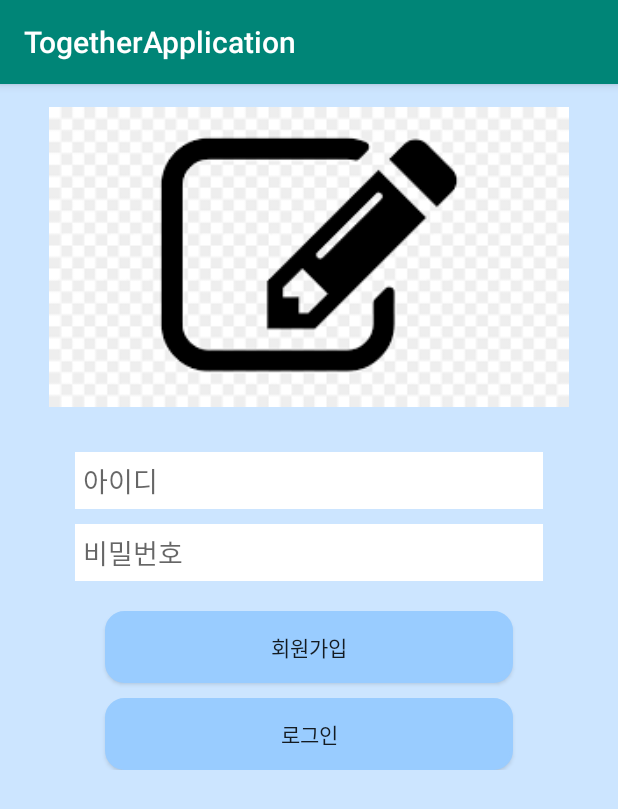
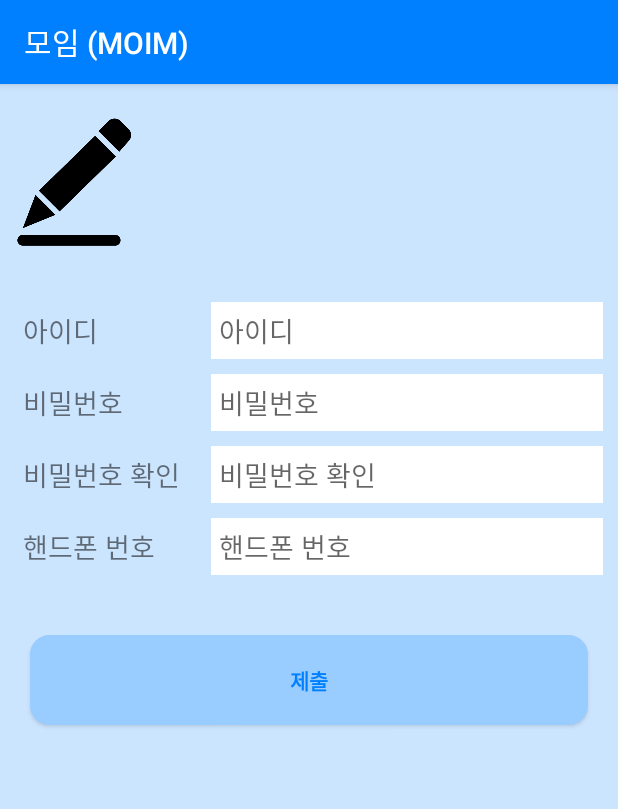
Before and after one commit to kimdog/openSW_app_2018, an Android app: the JoinActivity screen opened directly, with no data from a screen before it, on a phone screen of 412 x 824 dp. Shown: the top 809 px of the screen. Run offline under Robolectric (Android 15) with nearby library versions, the light colour scheme and no system bars.

Commit message:
first commit

```diff
--- a/app/src/main/java/com/together/kimdog91/myapplication/JoinActivity.java
+++ b/app/src/main/java/com/together/kimdog91/myapplication/JoinActivity.java
@@ -1,13 +1,68 @@
 package com.together.kimdog91.myapplication;
 
+import android.content.Context;
 import android.support.v7.app.AppCompatActivity;
 import android.os.Bundle;
+import android.view.Gravity;
+import android.view.View;
+import android.widget.Button;
+import android.widget.EditText;
+import android.widget.Toast;
 
 public class JoinActivity extends AppCompatActivity {
+
+    EditText idEditText;
+    EditText pwEditText;
+    EditText pwChkEditText;
+    EditText phoneEditText;
+
+    Button submitBtn;
 
     @Override
     protected void onCreate(Bundle savedInstanceState) {
         super.onCreate(savedInstanceState);
         setContentView(R.layout.activity_join);
+
+        idEditText = (EditText) findViewById(R.id.id);
+        pwEditText = (EditText) findViewById(R.id.pw);
+        pwChkEditText = (EditText) findViewById(R.id.pw_chk);
+        phoneEditText = (EditText) findViewById(R.id.phone);
+
+        submitBtn = (Button)findViewById(R.id.submitBtn);
+
+        final Context context = getApplicationContext();
+
+        submitBtn.setOnClickListener(new View.OnClickListener() {
+            @Override
+            public void onClick(View v) {
+                String id = idEditText.getText().toString();
+                String pw = pwEditText.getText().toString();
+                String pwChk = pwChkEditText.getText().toString();
+                String phone = phoneEditText.getText().toString();
+
+                if( id.isEmpty() || pw.isEmpty() || pwChk.isEmpty() || phone.isEmpty() ) {
+                    Toast toast = Toast.makeText(context, "빈칸을 모두 채워주세요", Toast.LENGTH_SHORT);
+                    toast.setGravity(Gravity.CENTER, 0, 0);
+                    toast.show();
+                }
+
+                if( !pw.equals(pwChk.toString())) {
+                    Toast toast = Toast.makeText(context, "비밀번호를 다시 한번 확인해주세요.", Toast.LENGTH_SHORT);
+                    toast.setGravity(Gravity.CENTER, 0, 0);
+                    toast.show();
+                }
+
+                String recieve = "Y";
+                if(recieve.equals("Y")) {
+                    Toast toast = Toast.makeText(context, "등록되었습니다.", Toast.LENGTH_SHORT);
+                    toast.setGravity(Gravity.CENTER, 0, 0);
+                    toast.show();
+
+                    // 액티비티 종료
+                    finish();
+                }
+
+            }
+        });
     }
 }
--- a/app/src/main/java/com/together/kimdog91/myapplication/MainActivity.java
+++ b/app/src/main/java/com/together/kimdog91/myapplication/MainActivity.java
@@ -26,7 +26,8 @@ public class MainActivity extends AppCompatActivity {
         joinBtn.setOnClickListener(new View.OnClickListener() {
             @Override
             public void onClick(View v) {
-
+                Intent intent = new Intent( MainActivity.this, JoinActivity.class);
+                startActivity(intent);
             }
         });
 
--- a/app/src/main/res/layout/activity_join.xml
+++ b/app/src/main/res/layout/activity_join.xml
@@ -9,17 +9,61 @@
 
     <ImageView
         android:layout_marginTop="15dp"
-        android:layout_width="match_parent"
-        android:layout_height="200dp"
+        android:padding="5dp"
+        android:layout_width="100dp"
+        android:layout_height="100dp"
         android:src="@mipmap/register_icon"/>
 
     <LinearLayout
-        android:layout_marginTop="30dp"
-        android:layout_marginHorizontal="50dp"
+        android:layout_marginVertical="30dp"
+        android:layout_marginHorizontal="10dp"
         android:layout_width="match_parent"
         android:layout_height="wrap_content"
-        android:orientation="vertical"
-        >
+        android:orientation="horizontal">
+
+        <LinearLayout
+            android:layout_weight="4"
+            android:layout_width="match_parent"
+            android:layout_height="wrap_content"
+            android:orientation="vertical">
+
+            <TextView
+                android:text="@string/id"
+                android:textSize="18dp"
+                android:padding="5dp"
+                android:layout_marginBottom="10dp"
+                android:layout_width="wrap_content"
+                android:layout_height="wrap_content" />
+            <TextView
+                android:text="@string/pw"
+                android:textSize="18dp"
+                android:padding="5dp"
+                android:layout_marginBottom="10dp"
+                android:layout_width="wrap_content"
+                android:layout_height="wrap_content" />
+            <TextView
+                android:text="@string/pw_chk"
+                android:textSize="18dp"
+                android:padding="5dp"
+                android:layout_marginBottom="10dp"
+                android:layout_width="wrap_content"
+                android:layout_height="wrap_content" />
+            <TextView
+                android:text="@string/phone"
+                android:textSize="18dp"
+                android:padding="5dp"
+                android:layout_marginBottom="10dp"
+                android:layout_width="wrap_content"
+                android:layout_height="wrap_content" />
+
+
+        </LinearLayout>
+
+        <LinearLayout
+            android:layout_weight="2"
+            android:layout_width="match_parent"
+            android:layout_height="wrap_content"
+            android:orientation="vertical">
 
             <EditText
                 android:id="@+id/id"
@@ -33,32 +77,47 @@
             <EditText
                 android:id="@+id/pw"
                 android:hint="@string/pw"
+                android:inputType="textPassword"
                 android:padding="5dp"
-            android:layout_marginBottom="20dp"
+                android:layout_marginBottom="10dp"
                 android:layout_width="match_parent"
                 android:layout_height="match_parent"
                 android:background="@color/colorWhite"
                 android:singleLine="true" />
-        <Button
-            android:id="@+id/joinBtn"
-            android:text="@string/join"
+            <EditText
+                android:id="@+id/pw_chk"
+                android:hint="@string/pw_chk"
+                android:inputType="textPassword"
+                android:padding="5dp"
+                android:layout_marginBottom="10dp"
                 android:layout_width="match_parent"
                 android:layout_height="match_parent"
+                android:background="@color/colorWhite"
+                android:singleLine="true" />
+            <EditText
+                android:id="@+id/phone"
+                android:hint="@string/phone"
+                android:padding="5dp"
+                android:layout_marginBottom="10dp"
+                android:layout_width="match_parent"
+                android:layout_height="match_parent"
+                android:background="@color/colorWhite"
+                android:singleLine="true" />
+
+        </LinearLayout>
+
+    </LinearLayout>
+
+    <Button
+        android:id="@+id/submitBtn"
+        android:text="@string/submit"
+        android:textColor="@color/colorTextBlue"
+        android:textStyle="bold"
+        android:layout_width="match_parent"
+        android:layout_height="60dp"
         android:layout_marginLeft="20dp"
         android:layout_marginRight="20dp"
         android:layout_marginBottom="10dp"
         android:background="@drawable/selector_pressed" />
-        <Button
-            android:id="@+id/loginBtn"
-            android:text="@string/login"
-            android:layout_width="match_parent"
-            android:layout_height="match_parent"
-            android:layout_marginLeft="20dp"
-            android:layout_marginRight="20dp"
-            android:background="@drawable/selector_pressed" />
 
 </LinearLayout>
-
-
-
-</LinearLayout>
--- a/app/src/main/res/values/strings.xml
+++ b/app/src/main/res/values/strings.xml
@@ -1,8 +1,11 @@
 <resources>
-    <string name="app_name">TogetherApplication</string>
+    <string name="app_name">모임 (MOIM)</string>
     <string name="id">아이디</string>
     <string name="pw">비밀번호</string>
+    <string name="pw_chk">비밀번호 확인</string>
+    <string name="phone">핸드폰 번호</string>
     <string name="join">회원가입</string>
     <string name="login">로그인</string>
+    <string name="submit">제출</string>
     <string name="addMoim">+ 모임 등록</string>
 </resources>
--- a/app/src/main/res/values/styles.xml
+++ b/app/src/main/res/values/styles.xml
@@ -2,8 +2,8 @@
 
     <!-- Base application theme. -->
     <style name="AppTheme" parent="Theme.AppCompat.Light.DarkActionBar">
-        <!-- Customize your theme here. -->
-        <item name="colorPrimary">@color/colorPrimary</item>
+        <!-- Customize your theme here. -->\
+        <item name="colorPrimary">@color/colorTextBlue</item>
         <item name="colorPrimaryDark">@color/colorPrimaryDark</item>
         <item name="colorAccent">@color/colorAccent</item>
     </style>
```
Also changed, not shown: app/src/main/res/mipmap-hdpi/register_icon.png. Lines whose indentation alone changed are shown as unchanged.
